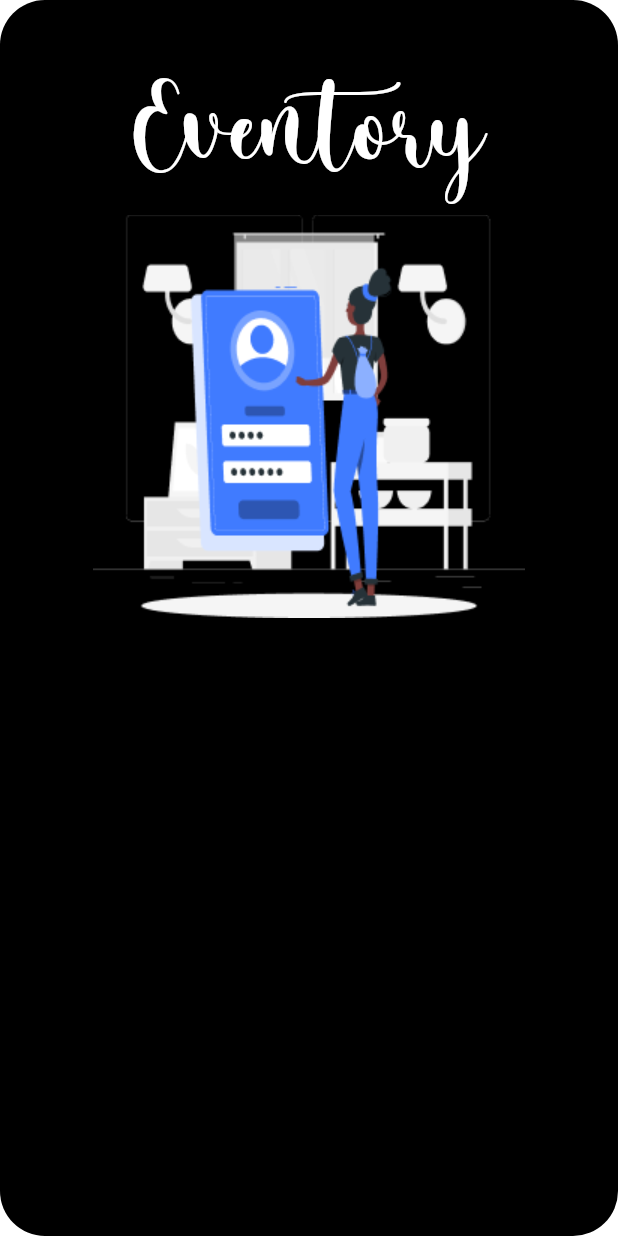
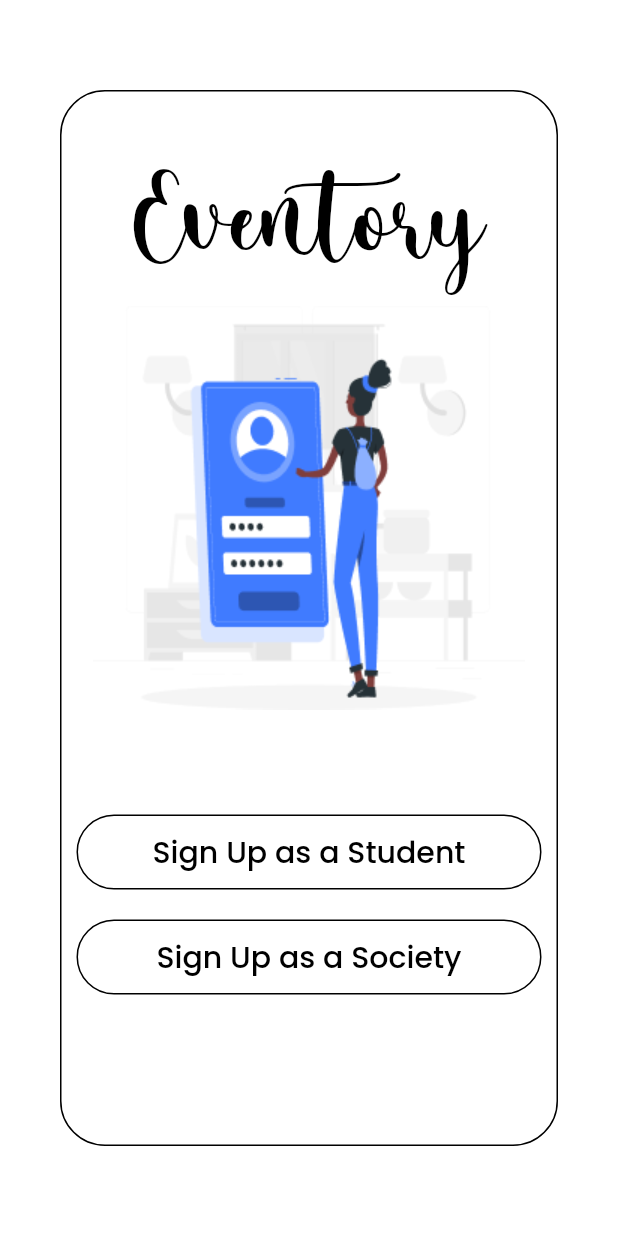
Before and after one commit to ananya-codeit/eventory, a Flutter app: the SignUpScreen screen opened by its route, on a phone screen of 412 x 824 dp. Run offline on Flutter 3.47's test engine with Material 2 defaults, Android fonts, the phone set to English and light mode, and no system bars; our stand-ins replace google_fonts; missing offline and left inert: rename.

Commit message:
Second commit

```diff
--- a/lib/signup1.dart
+++ b/lib/signup1.dart
@@ -12,7 +12,9 @@ class _SignUpScreenState extends State<SignUpScreen> {
   Widget build(BuildContext context) {
     return Scaffold(
       backgroundColor: Colors.white,
-      body: Container(
+      body: Padding(
+        padding: const EdgeInsets.symmetric(vertical:60,horizontal:40),
+        child: Container(
           child: Column(
             children: [
               Padding(
@@ -22,7 +24,7 @@ class _SignUpScreenState extends State<SignUpScreen> {
                     'Eventory',
                     style: TextStyle(
                       fontFamily: 'Mystical Snow',
-                    color: Colors.white,
+                      color: Colors.black,
                       fontSize: 60.0,
                       fontWeight: FontWeight.w500,
                     ),
@@ -31,15 +33,18 @@ class _SignUpScreenState extends State<SignUpScreen> {
                 ),
               ),
               Image(image: AssetImage('images/rafiki.png'),),
+              SizedBox(
+                height:60.0,
+              ),
               Padding(
-              padding: const EdgeInsets.symmetric(vertical: 6.0,horizontal: 100.0),
+                padding: const EdgeInsets.symmetric(vertical:10,horizontal:10),
                 child: GestureDetector(
                   onTap: (){
                     Navigator.pushNamed(context, SignUp.id);
                   },
                   child: Container(
                     height: 50,
-                  width: 80,
+                    width: double.infinity,
                     decoration: BoxDecoration(
                       border: Border.all(color:Colors.black),
                       borderRadius: BorderRadius.circular(30),
@@ -61,14 +66,14 @@ class _SignUpScreenState extends State<SignUpScreen> {
                 ),
               ),
               Padding(
-              padding: const EdgeInsets.symmetric(vertical: 6.0,horizontal: 100.0),
+                padding: const EdgeInsets.symmetric(vertical:10,horizontal:10),
                 child: GestureDetector(
                   onTap: (){
                     print('yes');
                   },
                   child: Container(
                     height: 50,
-                  width: 80,
+                    width: double.infinity,
                     decoration: BoxDecoration(
                       border: Border.all(color:Colors.black),
                       borderRadius: BorderRadius.circular(30),
@@ -97,12 +102,16 @@ class _SignUpScreenState extends State<SignUpScreen> {
 
           decoration: BoxDecoration(
             borderRadius: BorderRadius.circular(30.0),
-          color: Colors.black,
+            border: Border.all(
+              color:Colors.black,
+
+            ),
 
 
 
           ),
         ),
+      ),
     );
   }
 }
```
Lines whose indentation alone changed are shown as unchanged.
